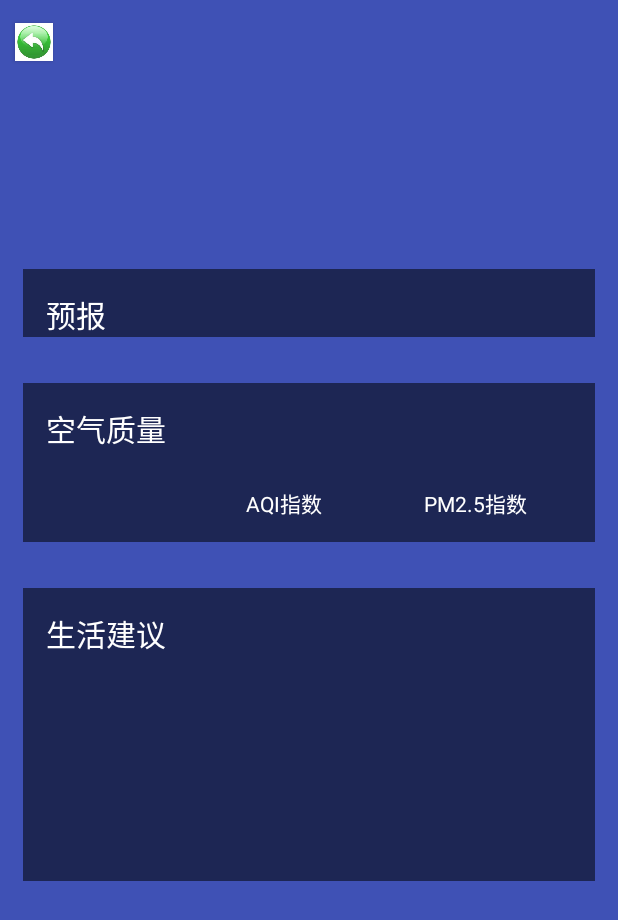
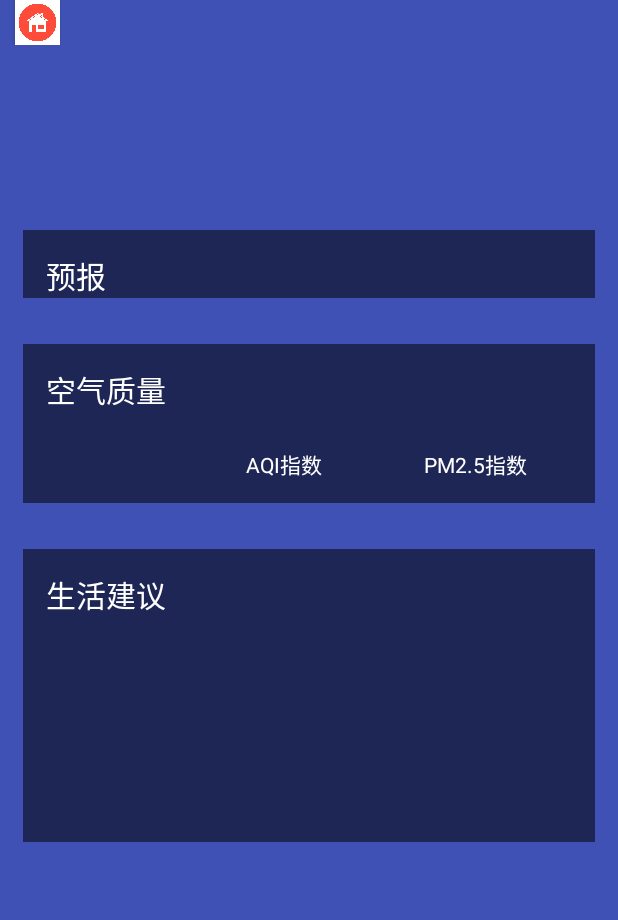
Before and after one commit to Chanlytao/weilaiweather, an Android app: the WeatherActivity screen opened directly, with no data from a screen before it, on a phone screen of 412 x 824 dp. Shown: the top 920 px of the screen. Run offline under Robolectric (Android 15) with nearby library versions, the phone set to English and light mode, and no system bars; pictures from the network do not load; 2 statements that could not run were skipped.

Commit message:
完成版

```diff
--- a/app/build.gradle
+++ b/app/build.gradle
@@ -20,6 +20,7 @@ android {
 }
 
 dependencies {
+    implementation 'com.android.support.constraint:constraint-layout:1.0.2'
     compile fileTree(include: ['*.jar'], dir: 'libs')
     androidTestCompile('com.android.support.test.espresso:espresso-core:2.2.2', {
         exclude group: 'com.android.support', module: 'support-annotations'
--- a/app/src/main/AndroidManifest.xml
+++ b/app/src/main/AndroidManifest.xml
@@ -18,7 +18,11 @@
                 <category android:name="android.intent.category.LAUNCHER" />
             </intent-filter>
         </activity>
-        <activity android:name=".WeatherActivity"></activity>
+        <activity android:name=".WeatherActivity"/>
+
+        <activity android:name=".TestActivity">
+
+        </activity>
     </application>
 
 </manifest>
--- a/app/src/main/java/com/weilaiweather/android/WeatherActivity.java
+++ b/app/src/main/java/com/weilaiweather/android/WeatherActivity.java
@@ -1,20 +1,29 @@
 package com.weilaiweather.android;
 
+import android.content.Intent;
 import android.content.SharedPreferences;
+import android.graphics.Color;
+import android.os.Build;
 import android.preference.PreferenceManager;
+import android.support.v4.view.GravityCompat;
+import android.support.v4.widget.DrawerLayout;
+import android.support.v4.widget.SwipeRefreshLayout;
 import android.support.v7.app.AppCompatActivity;
 import android.os.Bundle;
 import android.util.Log;
 import android.view.LayoutInflater;
 import android.view.View;
 import android.widget.Button;
+import android.widget.ImageView;
 import android.widget.LinearLayout;
 import android.widget.ScrollView;
 import android.widget.TextView;
 import android.widget.Toast;
 
+import com.bumptech.glide.Glide;
 import com.weilaiweather.android.gsons.DailyForecastBean;
 import com.weilaiweather.android.gsons.Weather;
+import com.weilaiweather.android.services.AutoUpdateService;
 import com.weilaiweather.android.util.HttpUtil;
 import com.weilaiweather.android.util.Utility;
 
@@ -27,6 +36,7 @@ import okhttp3.Response;
 public class WeatherActivity extends AppCompatActivity {
 
     private static final String TAG = "WeatherActivity";
+    private static final String TAG1 = "WeatherActivity1";
     private ScrollView scrollView;
     private TextView textCity;
     private TextView textUpdateText;
@@ -39,11 +49,24 @@ public class WeatherActivity extends AppCompatActivity {
     private TextView carWashText;
     private TextView sportText;
 
-    private Button backBtn;
+    private Button btnHome;
+    private ImageView mImageView;
+    public SwipeRefreshLayout refreshLayout;
+    private String mWeatherId;
+    // 滑动菜单功能
+    public DrawerLayout drawerLayout;
+
 
     @Override
     protected void onCreate(Bundle savedInstanceState) {
         super.onCreate(savedInstanceState);
+
+
+        if (Build.VERSION.SDK_INT >= 21){
+            View decorView = getWindow().getDecorView();
+            decorView.setSystemUiVisibility(View.SYSTEM_UI_FLAG_LAYOUT_FULLSCREEN | View.SYSTEM_UI_FLAG_LAYOUT_STABLE);
+            getWindow().setStatusBarColor(Color.TRANSPARENT);
+        }
         setContentView(R.layout.activity_weather);
 
 
@@ -58,22 +81,50 @@ public class WeatherActivity extends AppCompatActivity {
         comfortText = (TextView) findViewById(R.id.comfort_text);
         carWashText = (TextView) findViewById(R.id.car_wash_text);
         sportText = (TextView) findViewById(R.id.sport_text);
-        backBtn = (Button) findViewById(R.id.wer_back_button);
+        btnHome = (Button) findViewById(R.id.btn_home);
+        mImageView = (ImageView) findViewById(R.id.bing_pic_img);
+        refreshLayout = (SwipeRefreshLayout) findViewById(R.id.swipe_refresh);
+        drawerLayout = (DrawerLayout) findViewById(R.id.drawer_layout);
+
+        refreshLayout.setColorSchemeResources(R.color.colorPrimary);
 
         SharedPreferences prefs = PreferenceManager.getDefaultSharedPreferences(this);
         String weatherString = prefs.getString("weather", null);
+        String bingPic = prefs.getString("bing_pic",null);
+        if (bingPic !=null){
+            Glide.with(this).load(bingPic).into(mImageView);
+        }else{
+            loadBingPic();
+        }
+        Log.e(TAG1, "111"+weatherString);
         if (weatherString != null) {
+            // 有缓存时直接解析天气数据
             Weather weather = Utility.handleWeatherResponse(weatherString);
-           showWeatherInfo(weather);
+            mWeatherId = weather.getBasic().getId();
+            showWeatherInfo(weather);
         } else {
-            String weatherId = getIntent().getStringExtra("WeatherId");
-            Log.e(TAG, "onCreate: "+weatherId);
+            // 无缓存时从服务器查询数据
+            mWeatherId = getIntent().getStringExtra("WeatherId");
             scrollView.setVisibility(View.VISIBLE);
-            requestWeather(weatherId);
+            requestWeather(mWeatherId);
         }
+        refreshLayout.setOnRefreshListener(new SwipeRefreshLayout.OnRefreshListener() {
+            @Override
+            public void onRefresh() {
+                Log.i(TAG, "onRefresh: "+mWeatherId);
+                requestWeather(mWeatherId);
+            }
+        });
+        btnHome.setOnClickListener(new View.OnClickListener() {
+            @Override
+            public void onClick(View v) {
+                drawerLayout.openDrawer(GravityCompat.START);
+            }
+        });
     }
 
-    private void requestWeather(String weatherId) {
+
+    public void requestWeather(String weatherId) {
         String weatherUrl = "https://free-api.heweather.com/v5/weather?city=" + weatherId + "&key=59219d67ae834f5d8eee40683593b909";
         HttpUtil.sendOkHttpRequest(weatherUrl, new Callback() {
             @Override
@@ -83,6 +134,7 @@ public class WeatherActivity extends AppCompatActivity {
                     @Override
                     public void run() {
                         Toast.makeText(WeatherActivity.this, "获取天气数据失败", Toast.LENGTH_SHORT).show();
+                        refreshLayout.setRefreshing(false);
                     }
                 });
             }
@@ -90,9 +142,8 @@ public class WeatherActivity extends AppCompatActivity {
             @Override
             public void onResponse(Call call, Response response) throws IOException {
                 final String responseText = response.body().string();
-                Log.e(TAG, "onResponse222222: "+responseText);
                 final Weather wrathers = Utility.handleWeatherResponse(responseText);
-                Log.e(TAG, "onResponse: "+wrathers);
+
                 runOnUiThread(new Runnable() {
                     @Override
                     public void run() {
@@ -104,16 +155,20 @@ public class WeatherActivity extends AppCompatActivity {
                         } else {
                             Toast.makeText(WeatherActivity.this, "获取天气数据失败", Toast.LENGTH_SHORT).show();
                         }
+                        refreshLayout.setRefreshing(false);
                     }
                 });
+                loadBingPic();
             }
         });
     }
 
     private void showWeatherInfo(Weather weather) {
+
         String cityName = weather.getBasic().getCity();
+        Log.e(TAG, "showWeatherInfo: "+weather.getBasic().getUpdate().getLoc());
         String updateTime = weather.getBasic().getUpdate().getLoc().split(" ")[1];
-        Log.e(TAG, "showWeatherInfo: "+updateTime);
+
         String degree = weather.getNow().getTmp() + "℃";
         String weatherInfo = weather.getNow().getCond().getTxt();
         textCity.setText(cityName);
@@ -144,8 +199,42 @@ public class WeatherActivity extends AppCompatActivity {
         carWashText.setText(carWash);
         sportText.setText(sport);
         scrollView.setVisibility(View.VISIBLE);
+
+        if (weather !=null && "ok".equals(weather.getStatus())){
+            // 启动服务
+            Intent intent = new Intent(this, AutoUpdateService.class);
+            startService(intent);
+        }else{
+            Toast.makeText(WeatherActivity.this, "获取天气失败", Toast.LENGTH_SHORT).show();
+        }
     }
 
 
 
+    /**
+     * 加载每日一图
+     */
+    private void loadBingPic() {
+        String requestBingPic = "http://guolin.tech/api/bing_pic";
+        HttpUtil.sendOkHttpRequest(requestBingPic, new Callback() {
+            @Override
+            public void onFailure(Call call, IOException e) {
+               e.printStackTrace();
+            }
+
+            @Override
+            public void onResponse(Call call, Response response) throws IOException {
+                final String bingPic = response.body().string();
+                SharedPreferences.Editor editor = PreferenceManager.getDefaultSharedPreferences(WeatherActivity.this).edit();
+                editor.putString("bing_pic",bingPic);
+                editor.apply();
+                runOnUiThread(new Runnable() {
+                    @Override
+                    public void run() {
+                        Glide.with(WeatherActivity.this).load(bingPic).into(mImageView);
+                    }
+                });
+            }
+        });
+    }
 }
--- a/app/src/main/res/layout/activity_weather.xml
+++ b/app/src/main/res/layout/activity_weather.xml
@@ -2,49 +2,55 @@
 <FrameLayout xmlns:android="http://schemas.android.com/apk/res/android"
     android:layout_width="match_parent"
     android:layout_height="match_parent"
-    android:background="?attr/colorPrimary">
+    android:background="@color/colorPrimary">
 
-    <RelativeLayout
+    <ImageView
+        android:id="@+id/bing_pic_img"
         android:layout_width="match_parent"
-        android:layout_height="?attr/actionBarSize"
-        android:background="?attr/colorPrimary">
+        android:layout_height="match_parent"
+        android:scaleType="centerCrop" />
 
-        <TextView
-            android:id="@+id/title_text"
-            android:layout_width="wrap_content"
-            android:layout_height="wrap_content"
-            android:layout_centerInParent="true"
-            android:textColor="#fff"
-            android:textSize="20sp" />
+    <android.support.v4.widget.DrawerLayout
+        android:id="@+id/drawer_layout"
+        android:layout_width="match_parent"
+        android:layout_height="match_parent">
 
-        <Button
-            android:id="@+id/wer_back_button"
-            android:layout_width="25dp"
-            android:layout_height="25dp"
-            android:layout_alignParentLeft="true"
-            android:layout_centerVertical="true"
-            android:layout_marginLeft="10dp"
-            android:background="@drawable/back_button" />
-
-    </RelativeLayout>
+        <android.support.v4.widget.SwipeRefreshLayout
+            android:id="@+id/swipe_refresh"
+            android:layout_width="match_parent"
+            android:layout_height="match_parent">
 
             <ScrollView
                 android:id="@+id/weather_layout"
                 android:layout_width="match_parent"
                 android:layout_height="match_parent"
-        android:scrollbars="none"
-        android:overScrollMode="never">
+                android:overScrollMode="never"
+                android:scrollbars="none">
 
                 <LinearLayout
-            android:orientation="vertical"
                     android:layout_width="match_parent"
-            android:layout_height="wrap_content">
+                    android:layout_height="wrap_content"
+                    android:fitsSystemWindows="true"
+                    android:orientation="vertical">
 
-            <include layout="@layout/title"/>
-            <include layout="@layout/now"/>
-            <include layout="@layout/forecast"/>
-            <include layout="@layout/aqi"/>
-            <include layout="@layout/suggestion"/>
+                    <include layout="@layout/title" />
+
+                    <include layout="@layout/now" />
+
+                    <include layout="@layout/forecast" />
+
+                    <include layout="@layout/aqi" />
+
+                    <include layout="@layout/suggestion" />
                 </LinearLayout>
             </ScrollView>
+        </android.support.v4.widget.SwipeRefreshLayout>
+
+        <fragment
+            android:id="@+id/choose_area_fragment"
+            android:name="com.weilaiweather.android.fragments.ChooseAreaFragment"
+            android:layout_width="match_parent"
+            android:layout_height="match_parent"
+            android:layout_gravity="start" />
+    </android.support.v4.widget.DrawerLayout>
 </FrameLayout>
--- a/app/src/main/res/layout/title.xml
+++ b/app/src/main/res/layout/title.xml
@@ -1,7 +1,18 @@
 <?xml version="1.0" encoding="utf-8"?>
 <RelativeLayout xmlns:android="http://schemas.android.com/apk/res/android"
+    xmlns:tools="http://schemas.android.com/tools"
     android:layout_width="match_parent"
-    android:layout_height="?attr/actionBarSize">
+    android:layout_height="wrap_content">
+
+
+    <Button
+        android:id="@+id/btn_home"
+        android:layout_width="30dp"
+        android:layout_height="30dp"
+        android:layout_alignParentLeft="true"
+        android:layout_centerVertical="true"
+        android:layout_marginLeft="10dp"
+        android:background="@drawable/ic_home" />
 
     <TextView
         android:id="@+id/title_city"
--- a/app/src/main/res/values/strings.xml
+++ b/app/src/main/res/values/strings.xml
@@ -1,3 +1,4 @@
 <resources>
     <string name="app_name">WeiLaiWeather</string>
+    <string name="test">test</string>
 </resources>
--- a/build.gradle
+++ b/build.gradle
@@ -3,9 +3,10 @@
 buildscript {
     repositories {
         jcenter()
+        google()
     }
     dependencies {
-        classpath 'com.android.tools.build:gradle:2.2.3'
+        classpath 'com.android.tools.build:gradle:3.1.2'
 
         // NOTE: Do not place your application dependencies here; they belong
         // in the individual module build.gradle files
```
Also changed, not shown: app/src/main/java/com/weilaiweather/android/MainActivity.java (+12 -5 lines), app/src/main/java/com/weilaiweather/android/TestActivity.java (added, +49 -0 lines), app/src/main/java/com/weilaiweather/android/fragments/ChooseAreaFragment.java (+14 -4 lines), app/src/main/java/com/weilaiweather/android/services/AutoUpdateService.java (added, +98 -0 lines), app/src/main/res/layout/activity_test.xml (added, +23 -0 lines), app/src/main/res/drawable/ic_home.jpg (added), gradle/wrapper/gradle-wrapper.properties. Lines whose indentation alone changed are shown as unchanged.
